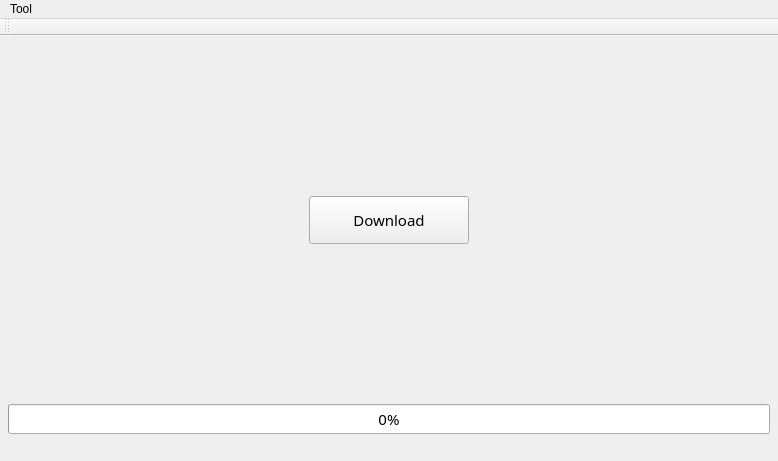
Qt form QtGUI/frmMain.ui (1170300431/BingPicker) before a commit.
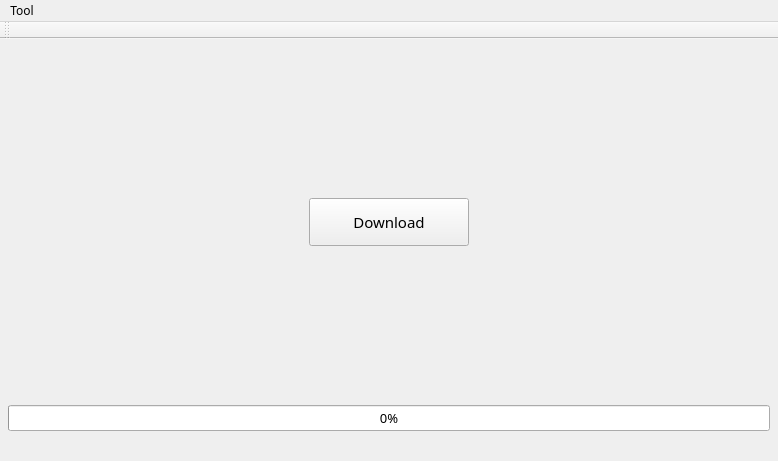
The same form after that commit.

The edit to the form file:
```diff
--- a/QtGUI/frmMain.ui
+++ b/QtGUI/frmMain.ui
@@ -11,6 +11,12 @@
     <height>461</height>
    </rect>
   </property>
+  <property name="font">
+   <font>
+    <family>微软雅黑</family>
+    <pointsize>9</pointsize>
+   </font>
+  </property>
   <property name="windowTitle">
    <string>frmMain</string>
   </property>
@@ -46,7 +52,7 @@
       <property name="font">
        <font>
         <family>微软雅黑</family>
-        <pointsize>11</pointsize>
+        <pointsize>10</pointsize>
        </font>
       </property>
       <property name="value">
```
Left out of the diff: 2 changed lines with no effect on the pictures.
